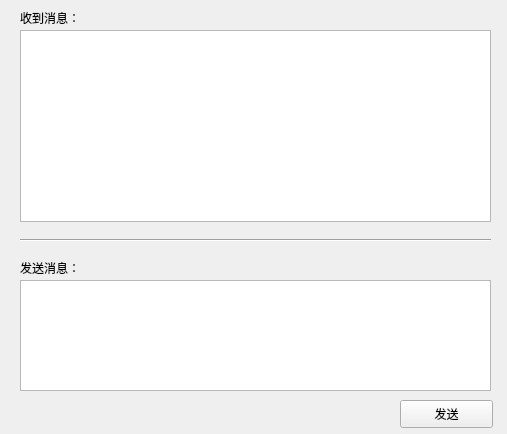
Old version of the form widget.ui in the repository hk029/LetChat.
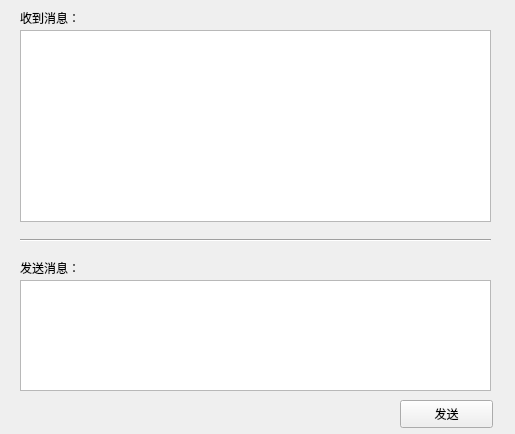
New version of the form.

```diff
--- a/widget.ui
+++ b/widget.ui
@@ -6,7 +6,7 @@
    <rect>
     <x>0</x>
     <y>0</y>
-    <width>507</width>
+    <width>515</width>
     <height>434</height>
    </rect>
   </property>
```
